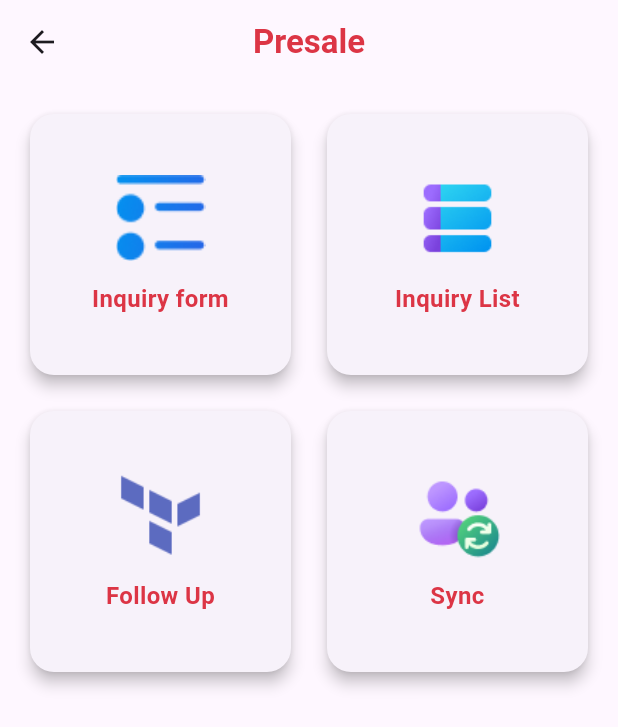
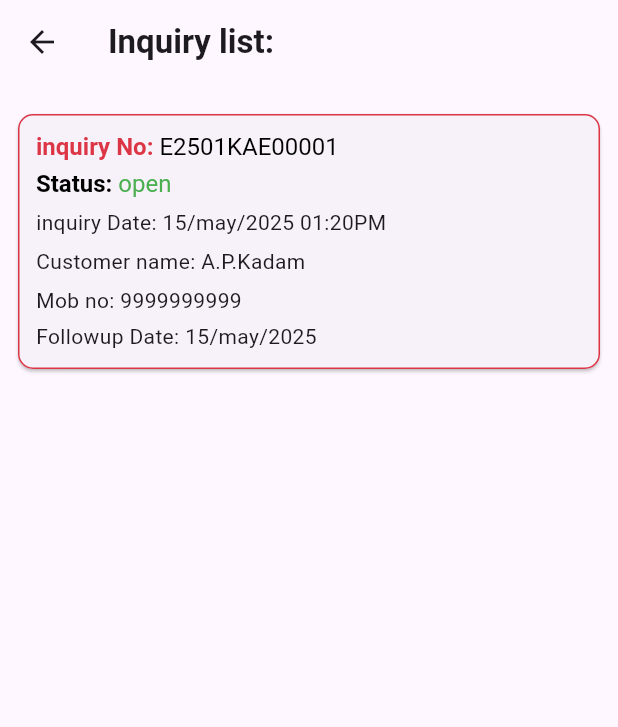
Before and after one commit to Amaanvikar/Pre_Sale, a Flutter app: the DashboardScreen screen opened directly, after a tap on "Inquiry List", on a phone screen of 412 x 824 dp. Shown: the top 727 px of the screen. Run offline on Flutter 3.47's test engine with Material 3 defaults, Android fonts, the phone set to English and light mode, and no system bars; our stand-ins replace shared_preferences; accounts and stored records are empty.

Commit message:
ADD: Inquiry form list updated

```diff
--- a/lib/Screens/dashboard_screen.dart
+++ b/lib/Screens/dashboard_screen.dart
@@ -1,5 +1,6 @@
 import 'package:flutter/material.dart';
-import 'package:pre_sale/Screens/inquiry_from_screen.dart';
+import 'package:pre_sale/Screens/Inquiry_form/inquiry_from_screen.dart';
+import 'package:pre_sale/Screens/inquiry_list.dart';
 
 class DashboardScreen extends StatefulWidget {
   @override
@@ -40,7 +41,12 @@ class _DashboardScreenState extends State<DashboardScreen> {
             _DashboardCard(
               imagePath: 'assets/images/fluent-color_list-bar-16.png',
               label: 'Inquiry List',
-              onTap: () {},
+              onTap: () {
+                Navigator.push(
+                  context,
+                  MaterialPageRoute(builder: (context) => InquiryListScreen()),
+                );
+              },
             ),
             _DashboardCard(
               imagePath: 'assets/images/material-icon-theme_terraform.png',
--- /dev/null
+++ b/lib/Screens/inquiry_list.dart
@@ -0,0 +1,90 @@
+import 'package:flutter/material.dart';
+
+class InquiryListScreen extends StatelessWidget {
+  const InquiryListScreen({super.key});
+
+  @override
+  Widget build(BuildContext context) {
+    final List<Map<String, String>> inquiries = [
+      {
+        'inquiryNo': 'E2501KAE00001',
+        'status': 'open',
+        'inquiryDate': '15/may/2025 01:20PM',
+        'customerName': 'A.P.Kadam',
+        'mobileNo': '9999999999',
+        'followupDate': '15/may/2025',
+      },
+    ];
+
+    return Scaffold(
+      appBar: AppBar(
+        title: const Text(
+          'Inquiry list:',
+          style: TextStyle(fontWeight: FontWeight.bold),
+        ),
+      ),
+      body: ListView.builder(
+        itemCount: inquiries.length,
+        padding: const EdgeInsets.all(12),
+        itemBuilder: (context, index) {
+          final item = inquiries[index];
+
+          return Card(
+            margin: const EdgeInsets.symmetric(vertical: 8),
+            shape: RoundedRectangleBorder(
+              borderRadius: BorderRadius.circular(10),
+              side: const BorderSide(color: Color(0xFFDC3545)),
+            ),
+            child: Padding(
+              padding: const EdgeInsets.all(12),
+              child: Column(
+                crossAxisAlignment: CrossAxisAlignment.start,
+                children: [
+                  RichText(
+                    text: TextSpan(
+                      style: const TextStyle(fontSize: 16, color: Colors.black),
+                      children: [
+                        const TextSpan(
+                          text: 'inquiry No: ',
+                          style: TextStyle(
+                            color: Color(0xFFDC3545),
+                            fontWeight: FontWeight.bold,
+                          ),
+                        ),
+                        TextSpan(text: item['inquiryNo']),
+                      ],
+                    ),
+                  ),
+                  const SizedBox(height: 6),
+                  RichText(
+                    text: TextSpan(
+                      style: const TextStyle(fontSize: 16, color: Colors.black),
+                      children: [
+                        const TextSpan(
+                          text: 'Status: ',
+                          style: TextStyle(fontWeight: FontWeight.bold),
+                        ),
+                        TextSpan(
+                          text: item['status']!,
+                          style: const TextStyle(color: Colors.green),
+                        ),
+                      ],
+                    ),
+                  ),
+                  const SizedBox(height: 6),
+                  Text('inquiry Date: ${item['inquiryDate']}'),
+                  const SizedBox(height: 6),
+                  Text('Customer name: ${item['customerName']}'),
+                  const SizedBox(height: 6),
+                  Text('Mob no: ${item['mobileNo']}'),
+                  const SizedBox(height: 4),
+                  Text('Followup Date: ${item['followupDate']}'),
+                ],
+              ),
+            ),
+          );
+        },
+      ),
+    );
+  }
+}
```
Also changed, not shown: lib/Screens/Inquiry_form/inquiry_from2_.dart (added, +141 -0 lines), lib/Screens/Inquiry_form/inquiry_from3.dart (added, +242 -0 lines), lib/Screens/Inquiry_form/inquiry_from_screen.dart (renamed from lib/Screens/inquiry_from_screen.dart, +12 -3 lines).
